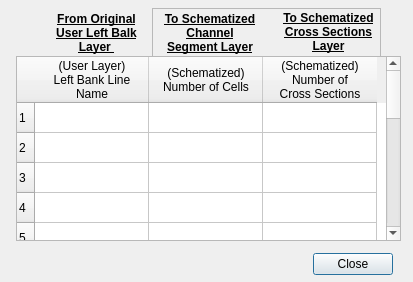
Before: the Qt Designer form flo2d/ui/schematized_channels_info.ui in FLO-2DSoftware/qgis-flo-2d-plugin, drawn with Qt 5.
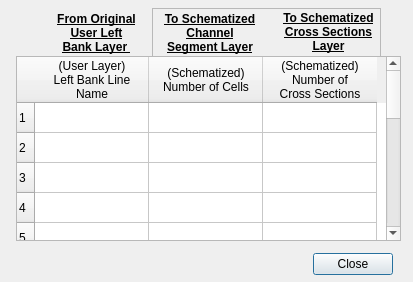
After: the same form once the commit is applied.

Patch:
```diff
--- a/flo2d/ui/schematized_channels_info.ui
+++ b/flo2d/ui/schematized_channels_info.ui
@@ -46,7 +46,7 @@
     </font>
    </property>
    <property name="text">
-    <string>&lt;html&gt;&lt;head/&gt;&lt;body&gt;&lt;p&gt;From Original User Left Balk Layer &lt;/p&gt;&lt;/body&gt;&lt;/html&gt;</string>
+    <string>&lt;html&gt;&lt;head/&gt;&lt;body&gt;&lt;p&gt;From Original User Left Bank Layer &lt;/p&gt;&lt;/body&gt;&lt;/html&gt;</string>
    </property>
    <property name="alignment">
     <set>Qt::AlignCenter</set>
```
